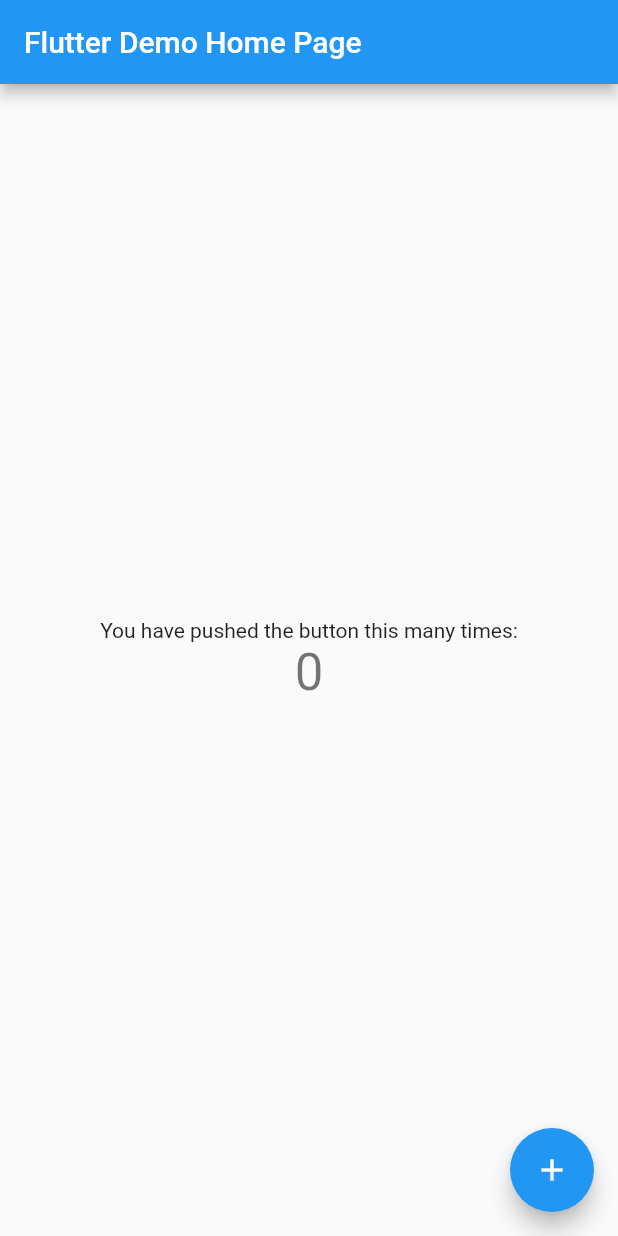
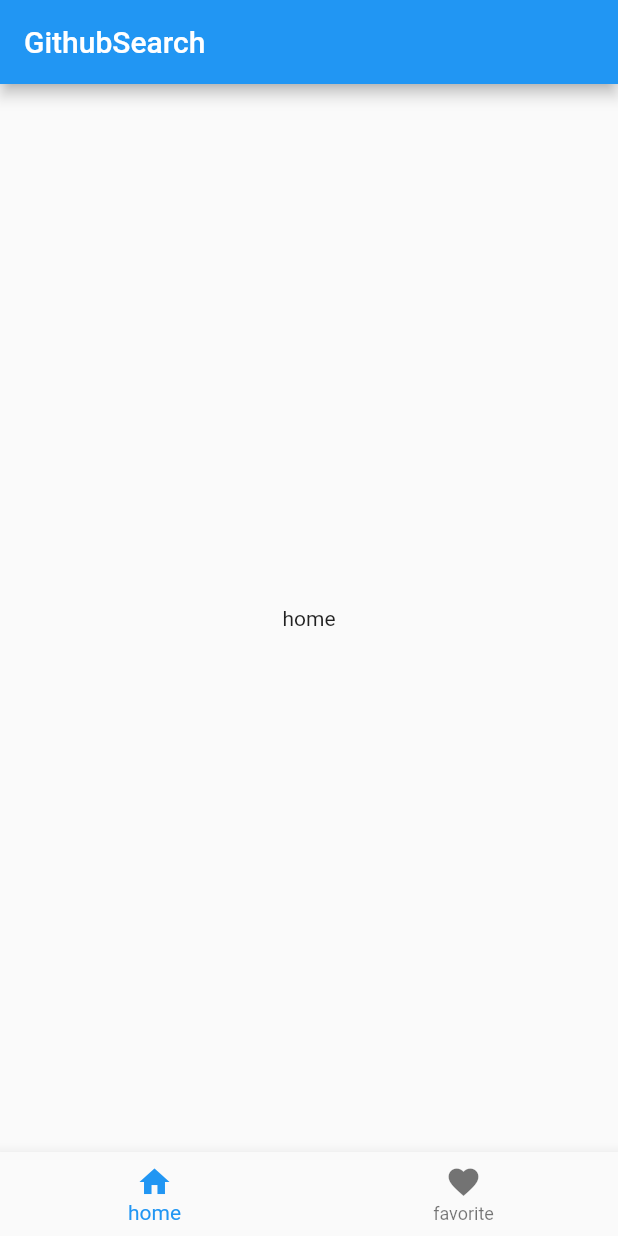
Before and after one commit to tak8997/Flutter-GithubSearch, a Flutter app: the screen it shows after launch, on a phone screen of 412 x 824 dp. Run offline on Flutter 3.47's test engine with Material 2 defaults, Android fonts, the phone set to English and light mode, and no system bars.

Commit message:
Add bottom navigation bar (#1)
Co-authored-by: Tak <tak8997@nate.com>

```diff
--- a/lib/main.dart
+++ b/lib/main.dart
@@ -5,109 +5,54 @@
 }
 
 class MyApp extends StatelessWidget {
-  // This widget is the root of your application.
   @override
   Widget build(BuildContext context) {
     return MaterialApp(
-      title: 'Flutter Demo',
+      title: "GithubSearch",
       theme: ThemeData(
-        // This is the theme of your application.
-        //
-        // Try running your application with "flutter run". You'll see the
-        // application has a blue toolbar. Then, without quitting the app, try
-        // changing the primarySwatch below to Colors.green and then invoke
-        // "hot reload" (press "r" in the console where you ran "flutter run",
-        // or simply save your changes to "hot reload" in a Flutter IDE).
-        // Notice that the counter didn't reset back to zero; the application
-        // is not restarted.
-        primarySwatch: Colors.blue,
-      ),
-      home: MyHomePage(title: 'Flutter Demo Home Page'),
+          brightness: Brightness.light,
+          primaryColor: Colors.blue,
+          accentColor: Colors.blueAccent),
+      home: MyAppStatefulWidget(),
     );
   }
 }
 
-class MyHomePage extends StatefulWidget {
-  MyHomePage({Key? key, required this.title}) : super(key: key);
-
-  // This widget is the home page of your application. It is stateful, meaning
-  // that it has a State object (defined below) that contains fields that affect
-  // how it looks.
-
-  // This class is the configuration for the state. It holds the values (in this
-  // case the title) provided by the parent (in this case the App widget) and
-  // used by the build method of the State. Fields in a Widget subclass are
-  // always marked "final".
-
-  final String title;
-
+class MyAppStatefulWidget extends StatefulWidget {
   @override
-  _MyHomePageState createState() => _MyHomePageState();
+  State<StatefulWidget> createState() {
+    return _MyAppState();
+  }
 }
 
-class _MyHomePageState extends State<MyHomePage> {
-  int _counter = 0;
+class _MyAppState extends State<MyAppStatefulWidget> {
+  static const List<Widget> _widgetBody = <Widget>[
+    Text("home"),
+    Text("favorite")
+  ];
 
-  void _incrementCounter() {
-    setState(() {
-      // This call to setState tells the Flutter framework that something has
-      // changed in this State, which causes it to rerun the build method below
-      // so that the display can reflect the updated values. If we changed
-      // _counter without calling setState(), then the build method would not be
-      // called again, and so nothing would appear to happen.
-      _counter++;
-    });
-  }
+  int _selectedIndex = 0;
 
   @override
   Widget build(BuildContext context) {
-    // This method is rerun every time setState is called, for instance as done
-    // by the _incrementCounter method above.
-    //
-    // The Flutter framework has been optimized to make rerunning build methods
-    // fast, so that you can just rebuild anything that needs updating rather
-    // than having to individually change instances of widgets.
     return Scaffold(
-      appBar: AppBar(
-        // Here we take the value from the MyHomePage object that was created by
-        // the App.build method, and use it to set our appbar title.
-        title: Text(widget.title),
+      appBar: AppBar(title: Text("GithubSearch")),
+      body: Center(
+        child: _widgetBody.elementAt(_selectedIndex),
       ),
-      body: Center(
-        // Center is a layout widget. It takes a single child and positions it
-        // in the middle of the parent.
-        child: Column(
-          // Column is also a layout widget. It takes a list of children and
-          // arranges them vertically. By default, it sizes itself to fit its
-          // children horizontally, and tries to be as tall as its parent.
-          //
-          // Invoke "debug painting" (press "p" in the console, choose the
-          // "Toggle Debug Paint" action from the Flutter Inspector in Android
-          // Studio, or the "Toggle Debug Paint" command in Visual Studio Code)
-          // to see the wireframe for each widget.
-          //
-          // Column has various properties to control how it sizes itself and
-          // how it positions its children. Here we use mainAxisAlignment to
-          // center the children vertically; the main axis here is the vertical
-          // axis because Columns are vertical (the cross axis would be
-          // horizontal).
-          mainAxisAlignment: MainAxisAlignment.center,
-          children: <Widget>[
-            Text(
-              'You have pushed the button this many times:',
-            ),
-            Text(
-              '$_counter',
-              style: Theme.of(context).textTheme.headline4,
-            ),
+      bottomNavigationBar: BottomNavigationBar(
+          items: const <BottomNavigationBarItem>[
+            BottomNavigationBarItem(icon: Icon(Icons.home), label: "home"),
+            BottomNavigationBarItem(
+                icon: Icon(Icons.favorite), label: "favorite")
           ],
-        ),
-      ),
-      floatingActionButton: FloatingActionButton(
-        onPressed: _incrementCounter,
-        tooltip: 'Increment',
-        child: Icon(Icons.add),
-      ), // This trailing comma makes auto-formatting nicer for build methods.
+          currentIndex: _selectedIndex,
+          // selectedItemColor: Colors.amberAccent,
+          onTap: (index) {
+            setState(() {
+              _selectedIndex = index;
+            });
+          }),
     );
   }
 }
```
